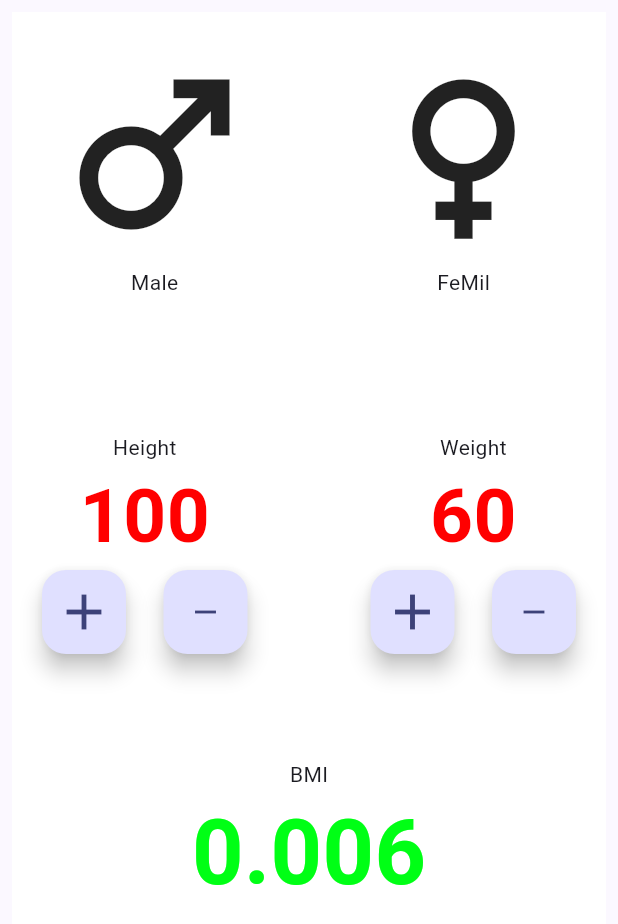
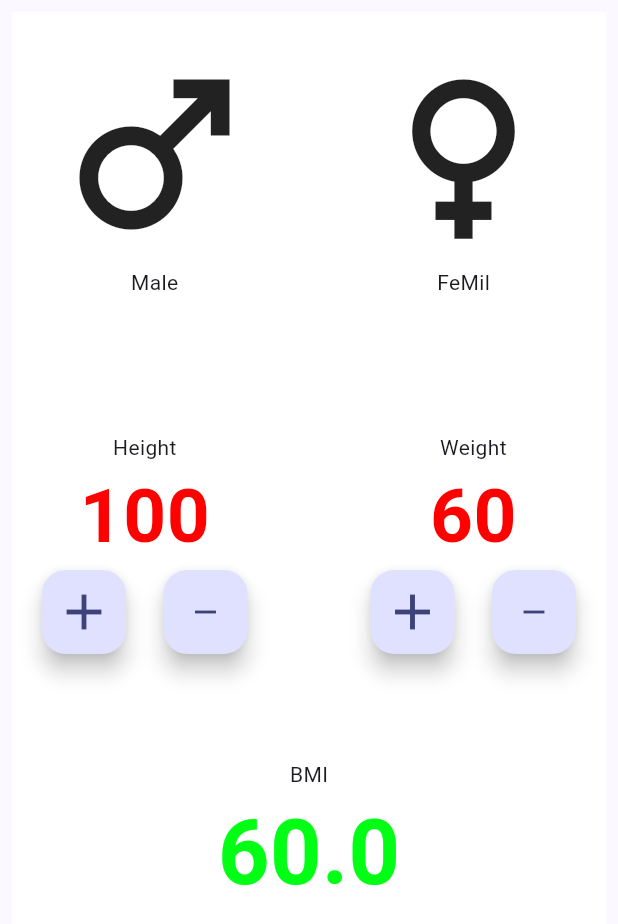
Before and after one commit to DonShanilka/BMI_Calculator_Flutter, a Flutter app: the screen it shows after launch, on a phone screen of 412 x 824 dp. Shown: the top 924 px of the screen. Run offline on Flutter 3.47's test engine with Material 3 defaults, Android fonts, the phone set to English and light mode, and no system bars.

Commit message:
update bmi calculate duntion

```diff
--- a/lib/main_page.dart
+++ b/lib/main_page.dart
@@ -166,6 +166,6 @@ class _MainPageState extends State<MainPage> {
   }
 
   double calculateBMI({required height, required int weight}) {
-    return weight / (height * height);
+    return (weight / (height * height)) * 10000;
   }
 }
```
